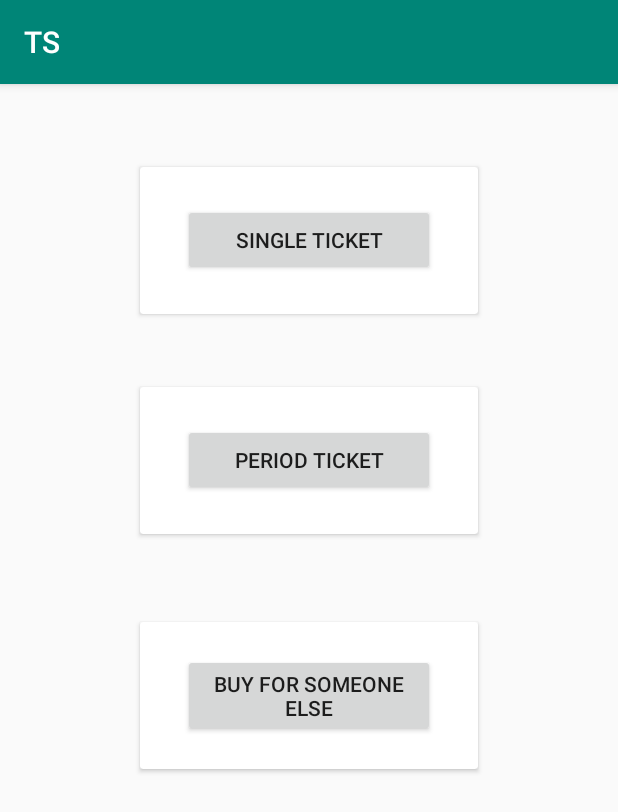
After one commit to kalna-R/TSMobile, an Android app: the TicketTypeActivity screen opened directly, with no data from a screen before it, on a phone screen of 412 x 824 dp. The commit adds this screen. Shown: the top 812 px of the screen. Run offline under Robolectric (Android 15) with nearby library versions, the phone set to English and light mode, and no system bars.

Commit message:
User Interfaces

```diff
--- a/app/build.gradle
+++ b/app/build.gradle
@@ -32,6 +32,7 @@ dependencies {
 
     implementation 'com.google.zxing:core:3.3.0'
     implementation 'com.journeyapps:zxing-android-embedded:3.4.0'
+    implementation 'androidx.cardview:cardview:1.0.0'
 
 }
 apply plugin: 'com.google.gms.google-services'
--- /dev/null
+++ b/app/src/main/java/com/example/ts/TicketTypeActivity.java
@@ -0,0 +1,14 @@
+package com.example.ts;
+
+import androidx.appcompat.app.AppCompatActivity;
+
+import android.os.Bundle;
+
+public class TicketTypeActivity extends AppCompatActivity {
+
+    @Override
+    protected void onCreate(Bundle savedInstanceState) {
+        super.onCreate(savedInstanceState);
+        setContentView(R.layout.activity_ticket_type);
+    }
+}
--- /dev/null
+++ b/app/src/main/res/layout/activity_ticket_type.xml
@@ -0,0 +1,70 @@
+<?xml version="1.0" encoding="utf-8"?>
+<androidx.constraintlayout.widget.ConstraintLayout xmlns:android="http://schemas.android.com/apk/res/android"
+    xmlns:app="http://schemas.android.com/apk/res-auto"
+    xmlns:tools="http://schemas.android.com/tools"
+    android:layout_width="match_parent"
+    android:layout_height="match_parent"
+    tools:context=".TicketTypeActivity">
+
+    <androidx.cardview.widget.CardView
+        android:layout_width="225dp"
+        android:layout_height="98dp"
+        app:layout_constraintBottom_toBottomOf="parent"
+        app:layout_constraintEnd_toEndOf="parent"
+        app:layout_constraintHorizontal_bias="0.5"
+        app:layout_constraintStart_toStartOf="parent"
+        app:layout_constraintTop_toTopOf="parent"
+        app:layout_constraintVertical_bias="0.083">
+
+        <Button
+            android:id="@+id/singleTcktBtn"
+            android:layout_width="168dp"
+            android:layout_height="wrap_content"
+            android:layout_gravity="center"
+            android:layout_margin="10dp"
+            android:filterTouchesWhenObscured="true"
+            android:text="Single Ticket" />
+
+    </androidx.cardview.widget.CardView>
+
+    <androidx.cardview.widget.CardView
+        android:layout_width="225dp"
+        android:layout_height="98dp"
+        app:layout_constraintBottom_toBottomOf="parent"
+        app:layout_constraintEnd_toEndOf="parent"
+        app:layout_constraintStart_toStartOf="parent"
+        app:layout_constraintTop_toTopOf="parent"
+        app:layout_constraintVertical_bias="0.301">
+
+        <Button
+            android:id="@+id/periodTcktBtn"
+            android:layout_width="168dp"
+            android:layout_height="wrap_content"
+            android:layout_gravity="center"
+            android:layout_margin="10dp"
+            android:filterTouchesWhenObscured="true"
+            android:text="Period Ticket" />
+
+    </androidx.cardview.widget.CardView>
+
+    <androidx.cardview.widget.CardView
+        android:layout_width="225dp"
+        android:layout_height="98dp"
+        app:layout_constraintBottom_toBottomOf="parent"
+        app:layout_constraintEnd_toEndOf="parent"
+        app:layout_constraintStart_toStartOf="parent"
+        app:layout_constraintTop_toTopOf="parent"
+        app:layout_constraintVertical_bias="0.535">
+
+        <Button
+            android:id="@+id/buyForTcktBtn"
+            android:layout_width="168dp"
+            android:layout_height="wrap_content"
+            android:layout_gravity="center"
+            android:layout_margin="10dp"
+            android:filterTouchesWhenObscured="true"
+            android:text="Buy for someone else" />
+
+    </androidx.cardview.widget.CardView>
+
+</androidx.constraintlayout.widget.ConstraintLayout>
--- a/app/src/main/res/layout/activity_token_type.xml
+++ b/app/src/main/res/layout/activity_token_type.xml
@@ -16,7 +16,7 @@
         app:layout_constraintEnd_toEndOf="parent"
         app:layout_constraintStart_toStartOf="parent"
         app:layout_constraintTop_toTopOf="parent"
-        app:layout_constraintVertical_bias="0.738" />
+        app:layout_constraintVertical_bias="0.75" />
 
     <Button
         android:id="@+id/TemporaryTokenBtn"
--- a/app/src/main/res/values/strings.xml
+++ b/app/src/main/res/values/strings.xml
@@ -11,11 +11,13 @@
 
     <string name="app_name">TS</string>
 
-
     <string name="txt_start">From</string>
     <string name="txt_dstn">To</string>
     <string name="txt_btn">Next</string>
     <string name="str_info">Result</string>
 
+    <string name="single">Single Ticket</string>
+    <string name="period">Period Ticket</string>
+    <string name="forSomeone">Buy for someone else</string>
 
 </resources>
```
Also changed, not shown: app/src/main/AndroidManifest.xml (+7 -7 lines), app/src/main/java/com/example/ts/AddTravellersActivity.java (added, +14 -0 lines), app/src/main/java/com/example/ts/DistanceActivity.java (+11 -1 lines), app/src/main/java/com/example/ts/TokenTypeActivity.java (+25 -0 lines), app/src/main/res/layout/activity_add_travellers.xml (added, +59 -0 lines).
